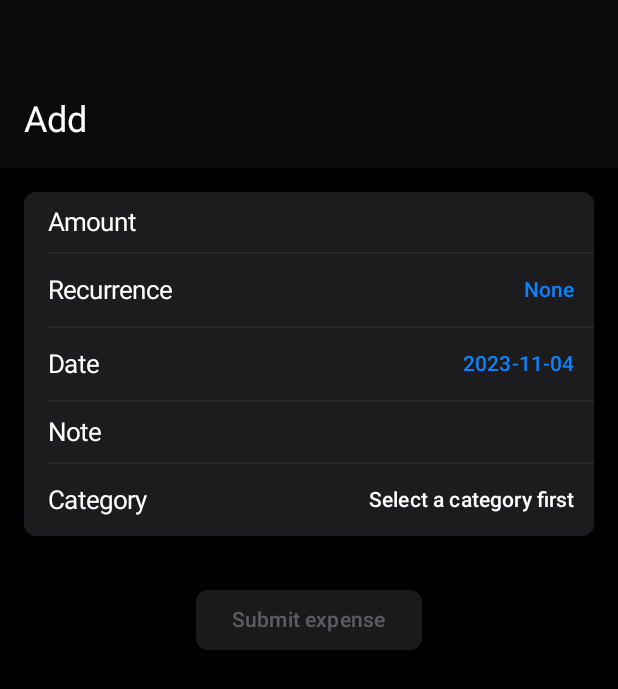
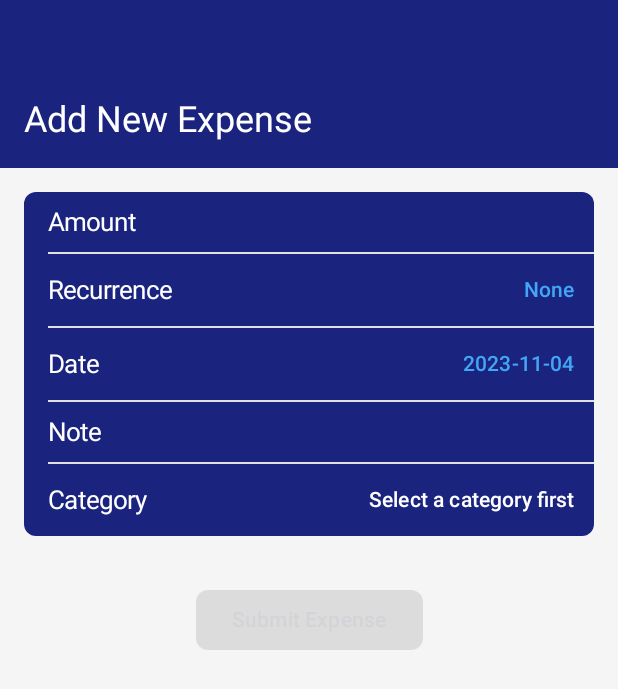
Before and after one commit to ryandoyle5401/Budgetr, an Android app built with Jetpack Compose: the composable Add shown on its own in the app's theme, on a phone screen of 412 x 824 dp. Shown: the top 689 px of the screen. Run offline under Robolectric (Android 15) with nearby library versions, the phone set to English and light mode, and no system bars; libraries missing offline, so code that uses them is left out: com.marosseleng.compose, io.realm.kotlin; 11 statements that could not run were skipped.

Commit message:
Updated (Mit)

```diff
--- a/app/src/main/AndroidManifest.xml
+++ b/app/src/main/AndroidManifest.xml
@@ -6,7 +6,7 @@
         android:allowBackup="true"
         android:dataExtractionRules="@xml/data_extraction_rules"
         android:fullBackupContent="@xml/backup_rules"
-        android:icon="@mipmap/ic_launcher"
+        android:icon="@drawable/baseline_attach_money_24"
         android:label="@string/app_name"
         android:supportsRtl="true"
         android:theme="@style/Theme.CopyTest2"
--- a/app/src/main/java/com/example/budgetr/components/TableRow.kt
+++ b/app/src/main/java/com/example/budgetr/components/TableRow.kt
@@ -6,6 +6,7 @@ import androidx.compose.material3.Text
 import androidx.compose.runtime.Composable
 import androidx.compose.ui.Alignment
 import androidx.compose.ui.Modifier
+import androidx.compose.ui.graphics.Color // <- Import for Color
 import androidx.compose.ui.res.painterResource
 import androidx.compose.ui.unit.dp
 import com.example.budgetr.ui.theme.Destructive
@@ -13,17 +14,17 @@ import com.example.budgetr.ui.theme.TextPrimary
 import com.example.budgetr.ui.theme.Typography
 import com.example.budgetr.R
 
-
 @Composable
 fun TableRow(
   modifier: Modifier = Modifier,
   label: String? = null,
   hasArrow: Boolean = false,
   isDestructive: Boolean = false,
+  labelColor: Color = TextPrimary, // Add this line
   detailContent: (@Composable RowScope.() -> Unit)? = null,
   content: (@Composable RowScope.() -> Unit)? = null
 ) {
-  val textColor = if (isDestructive) Destructive else TextPrimary
+  val textColor = labelColor.takeIf { it != Color.Unspecified } ?: (if (isDestructive) Destructive else TextPrimary)
 
   Row(
     modifier = modifier.fillMaxWidth(),
--- a/app/src/main/java/com/example/budgetr/pages/Add.kt
+++ b/app/src/main/java/com/example/budgetr/pages/Add.kt
@@ -42,7 +42,7 @@ fun Add(navController: NavController, vm: AddViewModel = viewModel()) {
 
   Scaffold(topBar = {
     MediumTopAppBar(
-      title = { Text("Add") },
+      title = { Text("Add New Expense",color = Color.White) },
       colors = TopAppBarDefaults.mediumTopAppBarColors(
         containerColor = TopAppBarBackground
       )
@@ -59,7 +59,7 @@ fun Add(navController: NavController, vm: AddViewModel = viewModel()) {
           .background(BackgroundElevated)
           .fillMaxWidth()
       ) {
-        TableRow(label = "Amount", detailContent = {
+        TableRow(label = "Amount", labelColor = Color.White, detailContent = {
           UnstyledTextField(
             value = state.amount,
             onValueChange = vm::setAmount,
@@ -80,7 +80,7 @@ fun Add(navController: NavController, vm: AddViewModel = viewModel()) {
           thickness = 1.dp,
           color = DividerColor
         )
-        TableRow(label = "Recurrence", detailContent = {
+        TableRow(label = "Recurrence", labelColor = Color.White, detailContent = {
           var recurrenceMenuOpened by remember {
             mutableStateOf(false)
           }
@@ -107,7 +107,7 @@ fun Add(navController: NavController, vm: AddViewModel = viewModel()) {
         var datePickerShowing by remember {
           mutableStateOf(false)
         }
-        TableRow(label = "Date", detailContent = {
+        TableRow(label = "Date", labelColor = Color.White, detailContent = {
           TextButton(onClick = { datePickerShowing = true }) {
             Text(state.date.toString())
           }
@@ -126,7 +126,7 @@ fun Add(navController: NavController, vm: AddViewModel = viewModel()) {
           thickness = 1.dp,
           color = DividerColor
         )
-        TableRow(label = "Note", detailContent = {
+        TableRow(label = "Note", labelColor = Color.White, detailContent = {
           UnstyledTextField(
             value = state.note,
             placeholder = { Text("Leave some notes") },
@@ -143,7 +143,7 @@ fun Add(navController: NavController, vm: AddViewModel = viewModel()) {
           thickness = 1.dp,
           color = DividerColor
         )
-        TableRow(label = "Category", detailContent = {
+        TableRow(label = "Category", labelColor = Color.White, detailContent = {
           var categoriesMenuOpened by remember {
             mutableStateOf(false)
           }
@@ -183,7 +183,7 @@ fun Add(navController: NavController, vm: AddViewModel = viewModel()) {
         shape = Shapes.large,
         enabled = state.category != null
       ) {
-        Text("Submit expense")
+        Text("Submit Expense")
       }
     }
   })
--- a/app/src/main/java/com/example/budgetr/pages/Expenses.kt
+++ b/app/src/main/java/com/example/budgetr/pages/Expenses.kt
@@ -8,6 +8,7 @@ import androidx.compose.material3.*
 import androidx.compose.runtime.*
 import androidx.compose.ui.Alignment
 import androidx.compose.ui.Modifier
+import androidx.compose.ui.graphics.Color
 import androidx.compose.ui.tooling.preview.Preview
 import androidx.compose.ui.unit.dp
 import androidx.lifecycle.viewmodel.compose.viewModel
@@ -44,7 +45,7 @@ fun Expenses(
   Scaffold(
     topBar = {
       MediumTopAppBar(
-        title = { Text("Expenses") },
+        title = { Text("Expenses", color = Color.White) },
         colors = TopAppBarDefaults.mediumTopAppBarColors(
           containerColor = TopAppBarBackground
         )
@@ -72,7 +73,7 @@ fun Expenses(
           DropdownMenu(expanded = recurrenceMenuOpened,
             onDismissRequest = { recurrenceMenuOpened = false }) {
             recurrences.forEach { recurrence ->
-              DropdownMenuItem(text = { Text(recurrence.target) }, onClick = {
+              DropdownMenuItem(text = { Text(recurrence.target, color = Color.Black) }, onClick = {
                 vm.setRecurrence(recurrence)
                 recurrenceMenuOpened = false
               })
--- a/app/src/main/java/com/example/budgetr/pages/Reports.kt
+++ b/app/src/main/java/com/example/budgetr/pages/Reports.kt
@@ -3,6 +3,7 @@ package com.example.budgetr.pages
 import androidx.compose.material3.*
 import androidx.compose.runtime.Composable
 import androidx.compose.runtime.collectAsState
+import androidx.compose.ui.graphics.Color
 import androidx.compose.ui.res.painterResource
 import androidx.lifecycle.viewmodel.compose.viewModel
 import com.google.accompanist.pager.ExperimentalPagerApi
@@ -28,7 +29,7 @@ fun Reports(vm: ReportsViewModel = viewModel()) {
   Scaffold(
     topBar = {
       MediumTopAppBar(
-        title = { Text("Reports") },
+        title = { Text("Reports", color = Color.White) },
         colors = TopAppBarDefaults.mediumTopAppBarColors(
           containerColor = TopAppBarBackground
         ),
@@ -36,7 +37,7 @@ fun Reports(vm: ReportsViewModel = viewModel()) {
           IconButton(onClick = vm::openRecurrenceMenu) {
             Icon(
               painterResource(id = R.drawable.ic_today),
-              contentDescription = "Change recurrence"
+              contentDescription = "Change Recurrence", tint = Color.White
             )
           }
           DropdownMenu(
--- a/app/src/main/java/com/example/budgetr/pages/Settings.kt
+++ b/app/src/main/java/com/example/budgetr/pages/Settings.kt
@@ -9,6 +9,7 @@ import androidx.compose.material3.*
 import androidx.compose.runtime.*
 import androidx.compose.ui.Modifier
 import androidx.compose.ui.draw.clip
+import androidx.compose.ui.graphics.Color
 import androidx.compose.ui.unit.dp
 import androidx.navigation.NavController
 import com.example.budgetr.components.TableRow
@@ -47,7 +48,7 @@ fun Settings(navController: NavController) {
   Scaffold(
     topBar = {
       MediumTopAppBar(
-        title = { Text("Settings") },
+        title = { Text("Settings", color = Color.White) },
         colors = TopAppBarDefaults.mediumTopAppBarColors(
           containerColor = TopAppBarBackground
         )
--- a/app/src/main/java/com/example/budgetr/ui/theme/Color.kt
+++ b/app/src/main/java/com/example/budgetr/ui/theme/Color.kt
@@ -2,17 +2,20 @@ package com.example.budgetr.ui.theme
 
 import androidx.compose.ui.graphics.Color
 
-val Surface = Color.Black
-val TextPrimary = Color.White
-val Destructive = Color(0xFFFF453A)
-val Primary = Color(0xFF0A84FF)
+// Background and Surface
+val Surface = Color(0xFFF5F5F5) // Light background for main content areas
+val BackgroundElevated = Color(0xFF1A237E) // Deep blue for elevated surfaces like the app bar
 
-val SystemGray04 = Color(0xFF3A3A3C)
-val BackgroundElevated = Color(0xFF1C1C1E)
-val LabelSecondary = Color(0xFF8E8E93)
-val DividerColor = Color(0x20787880)
-val TopAppBarBackground = Color(0x5E1D1D1D)
-val FillTertiary = Color(0x18767680)
+// Text colors
+val TextPrimary = Color(0xFF000000) // Pure black for primary text on dark backgrounds
+val LabelSecondary = Color(0xFF424242) // Dark gray for secondary text, providing enough contrast
 
+// Action and Highlight colors
+val Primary = Color(0xFF42A5F5) // Brighter blue for primary actions and highlights
+val Destructive = Color(0xFFFF5252) // Bright red for destructive actions
 
-//what's up
+// Miscellaneous colors
+val SystemGray04 = Color(0xFF1A237E) // Neutral gray for system elements
+val DividerColor = Color(0xFFE1E1E1) // Slightly darker gray for dividers to pop a bit more
+val TopAppBarBackground = BackgroundElevated // Deep blue for top app bar to match elevated backgrounds
+val FillTertiary = Color(0xFF777A94) // A different shade of blue for tertiary fills
--- /dev/null
+++ b/app/src/main/res/drawable/baseline_attach_money_24.xml
@@ -0,0 +1,5 @@
+<vector android:height="24dp" android:tint="#000000"
+    android:viewportHeight="24" android:viewportWidth="24"
+    android:width="24dp" xmlns:android="http://schemas.android.com/apk/res/android">
+    <path android:fillColor="@android:color/white" android:pathData="M11.8,10.9c-2.27,-0.59 -3,-1.2 -3,-2.15 0,-1.09 1.01,-1.85 2.7,-1.85 1.78,0 2.44,0.85 2.5,2.1h2.21c-0.07,-1.72 -1.12,-3.3 -3.21,-3.81V3h-3v2.16c-1.94,0.42 -3.5,1.68 -3.5,3.61 0,2.31 1.91,3.46 4.7,4.13 2.5,0.6 3,1.48 3,2.41 0,0.69 -0.49,1.79 -2.7,1.79 -2.06,0 -2.87,-0.92 -2.98,-2.1h-2.2c0.12,2.19 1.76,3.42 3.68,3.83V21h3v-2.15c1.95,-0.37 3.5,-1.5 3.5,-3.55 0,-2.84 -2.43,-3.81 -4.7,-4.4z"/>
+</vector>
--- a/app/src/main/res/mipmap-anydpi-v26/ic_launcher.xml
+++ b/app/src/main/res/mipmap-anydpi-v26/ic_launcher.xml
@@ -1,5 +1,5 @@
 <?xml version="1.0" encoding="utf-8"?>
 <adaptive-icon xmlns:android="http://schemas.android.com/apk/res/android">
     <background android:drawable="@drawable/ic_launcher_background" />
-    <foreground android:drawable="@drawable/ic_launcher_foreground" />
+    <foreground android:drawable="@drawable/baseline_attach_money_24" />
 </adaptive-icon>
--- a/app/src/main/res/mipmap-anydpi-v26/ic_launcher_round.xml
+++ b/app/src/main/res/mipmap-anydpi-v26/ic_launcher_round.xml
@@ -1,5 +1,5 @@
 <?xml version="1.0" encoding="utf-8"?>
 <adaptive-icon xmlns:android="http://schemas.android.com/apk/res/android">
     <background android:drawable="@drawable/ic_launcher_background" />
-    <foreground android:drawable="@drawable/ic_launcher_foreground" />
+    <foreground android:drawable="@drawable/baseline_attach_money_24" />
 </adaptive-icon>
--- a/app/src/main/res/mipmap-anydpi-v33/ic_launcher.xml
+++ b/app/src/main/res/mipmap-anydpi-v33/ic_launcher.xml
@@ -1,6 +1,6 @@
 <?xml version="1.0" encoding="utf-8"?>
 <adaptive-icon xmlns:android="http://schemas.android.com/apk/res/android">
     <background android:drawable="@drawable/ic_launcher_background" />
-    <foreground android:drawable="@drawable/ic_launcher_foreground" />
-    <monochrome android:drawable="@drawable/ic_launcher_foreground" />
+    <foreground android:drawable="@drawable/baseline_attach_money_24" />
+    <monochrome android:drawable="@drawable/baseline_attach_money_24" />
 </adaptive-icon>
--- a/app/src/main/res/values/strings.xml
+++ b/app/src/main/res/values/strings.xml
@@ -1,3 +1,3 @@
 <resources>
-    <string name="app_name">CopyTest2</string>
+    <string name="app_name">Budgetr</string>
 </resources>
```
Also changed, not shown: app/src/main/java/com/example/budgetr/ui/theme/Type.kt (+12 -5 lines), app/src/main/res/values/colors.xml (+10 -0 lines), app/src/main/java/com/example/budgetr/ui/theme/Theme.kt (line endings or trailing spaces).
